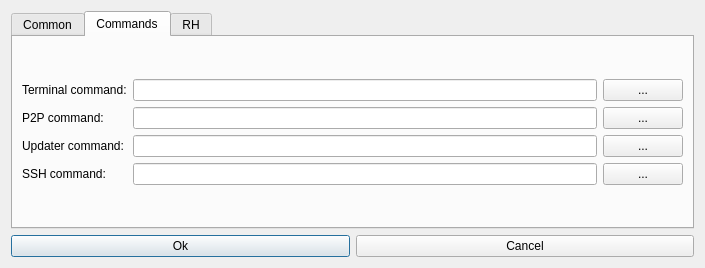
The window that hub/forms/DlgSettings.ui (subutai-io/control-center) describes before a commit, drawn with Qt 5.
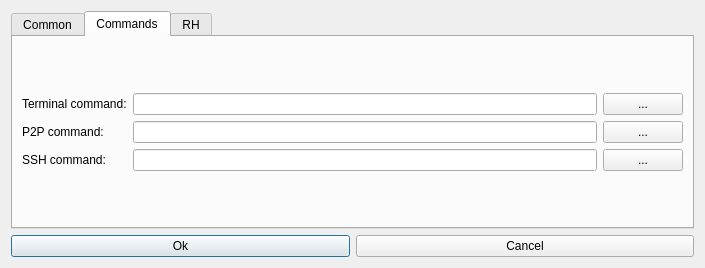
The same window after the commit. The open tabs and pages were chosen to show the change. Icons and pictures are not drawn.

Commit message: Bug fix with settings saving

```diff
--- a/hub/forms/DlgSettings.ui
+++ b/hub/forms/DlgSettings.ui
@@ -200,34 +200,17 @@
              </property>
             </widget>
            </item>
-           <item row="2" column="0">
-            <widget class="QLabel" name="lbl_updater_command">
-             <property name="text">
-              <string>Updater command:</string>
-             </property>
-            </widget>
-           </item>
            <item row="2" column="1">
-            <widget class="QLineEdit" name="le_updater_command"/>
+            <widget class="QLineEdit" name="le_ssh_command"/>
            </item>
-           <item row="2" column="2">
-            <widget class="QPushButton" name="btn_updater_command">
-             <property name="text">
-              <string>...</string>
-             </property>
-            </widget>
-           </item>
-           <item row="3" column="0">
+           <item row="2" column="0">
             <widget class="QLabel" name="lbl_ssh_command">
              <property name="text">
               <string>SSH command:</string>
              </property>
             </widget>
            </item>
-           <item row="3" column="1">
-            <widget class="QLineEdit" name="le_ssh_command"/>
-           </item>
-           <item row="3" column="2">
+           <item row="2" column="2">
             <widget class="QPushButton" name="btn_ssh_command">
              <property name="text">
               <string>...</string>
```
The commit also changes 2 other files.
